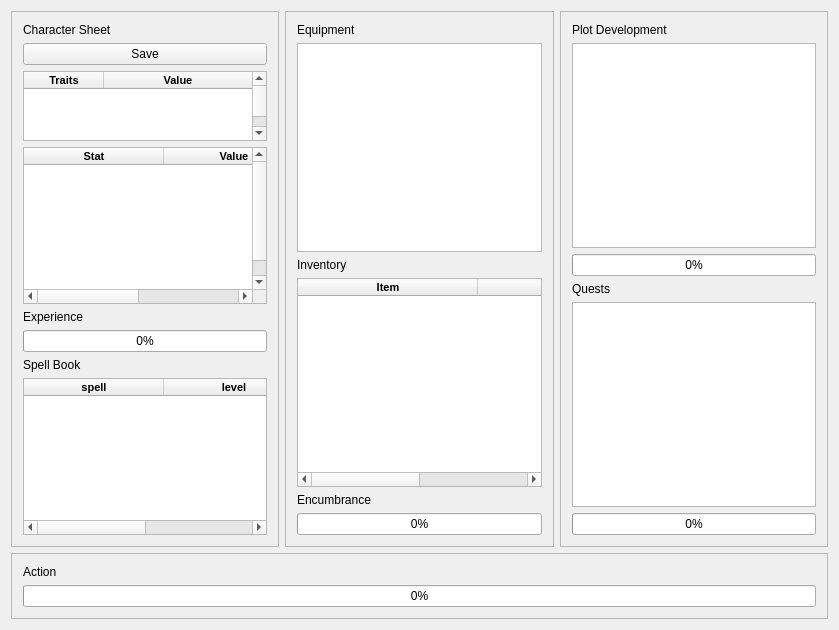
Above: mainwindow.ui from arcadia-xenos/progress-quest before the change. Below: the same form after it.
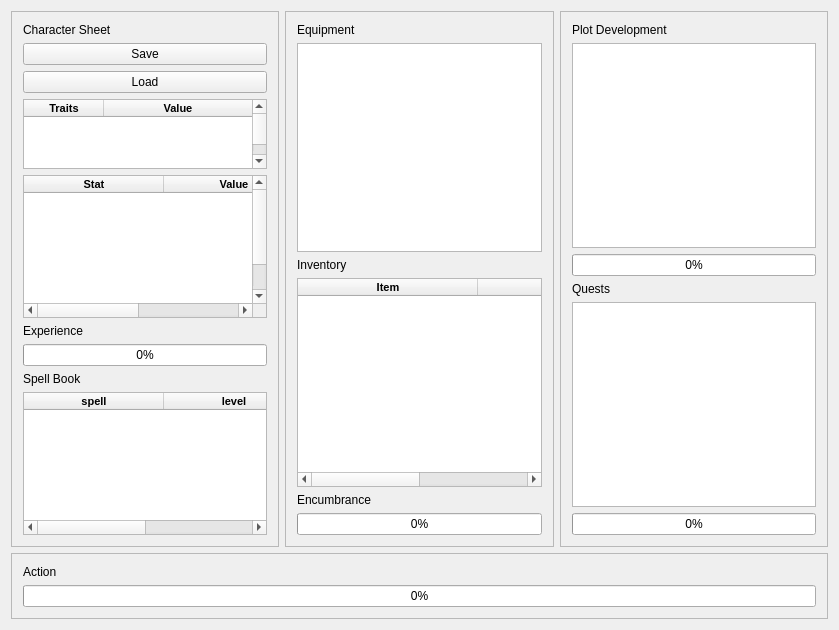
That is the form after the change. Icons and pictures are not drawn.

Diff of the .ui file:
```diff
--- a/mainwindow.ui
+++ b/mainwindow.ui
@@ -342,6 +342,13 @@
          </property>
         </widget>
        </item>
+       <item>
+        <widget class="QPushButton" name="btn_load">
+         <property name="text">
+          <string>Load</string>
+         </property>
+        </widget>
+       </item>
        <item>
         <widget class="QTableWidget" name="tbl_traits">
          <property name="maximumSize">
```
